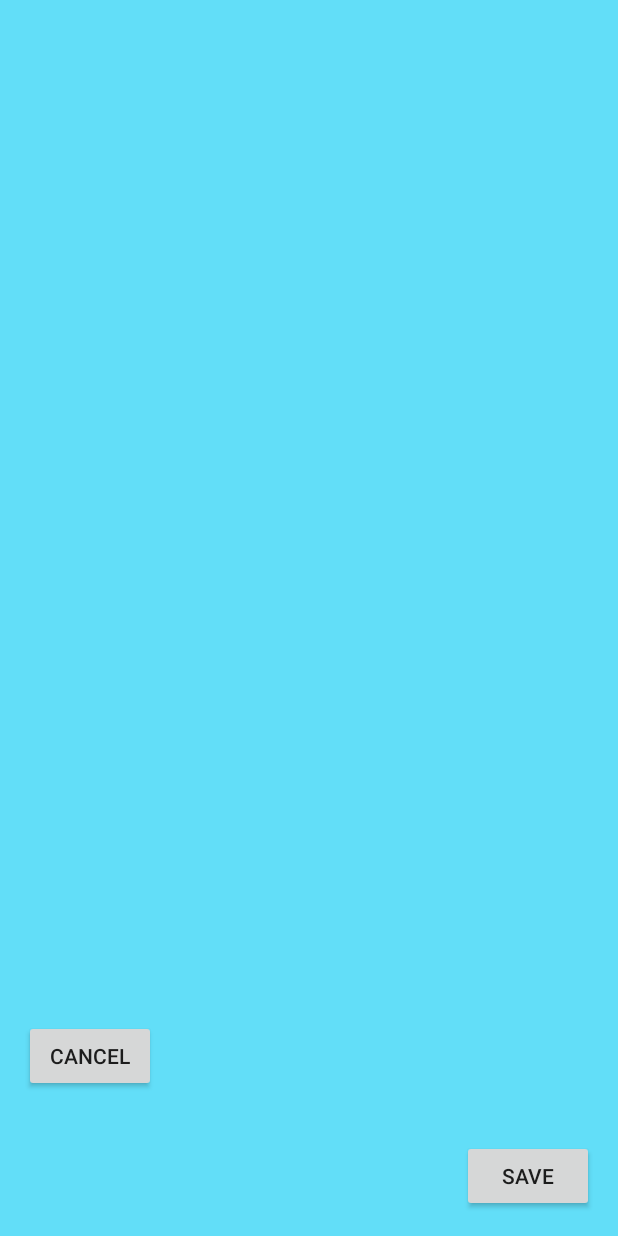
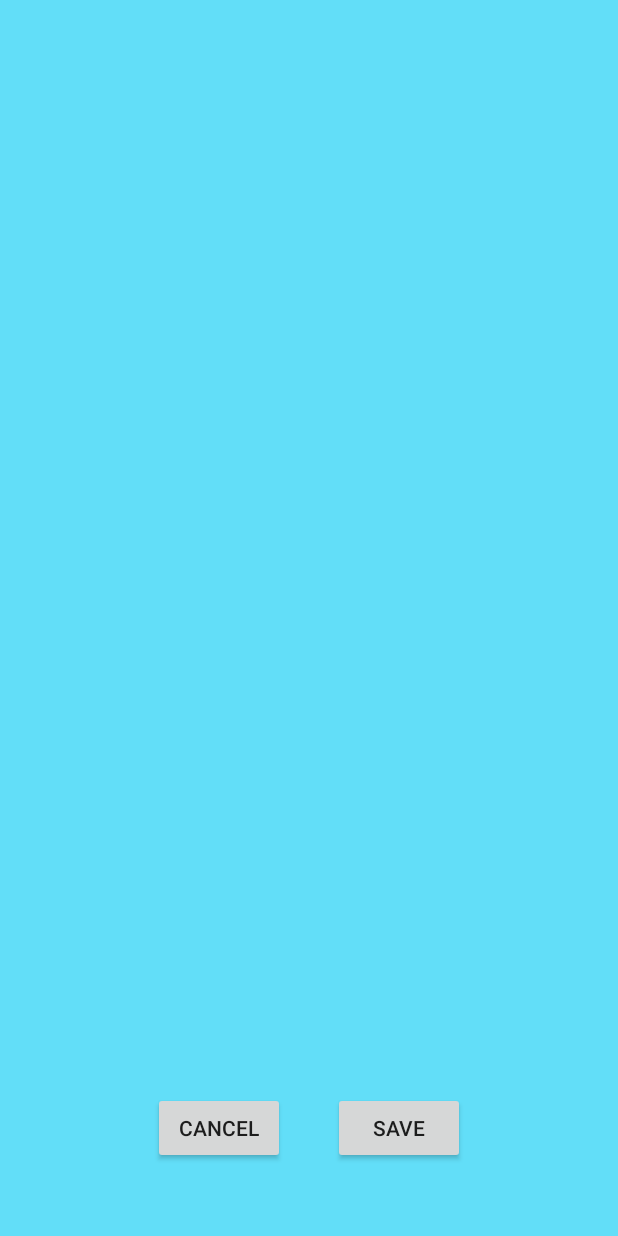
Before and after one commit to EricShanks68/341_proj, an Android app: the layout popwindow.xml on its own in the app's theme, with its tools: preview values and no code run, on a phone screen of 412 x 824 dp. Run offline under Robolectric (Android 15) with nearby library versions, the phone set to English and light mode, and no system bars.

```diff
--- a/app/src/main/res/layout/popwindow.xml
+++ b/app/src/main/res/layout/popwindow.xml
@@ -1,14 +1,25 @@
 <?xml version="1.0" encoding="utf-8"?>
 <RelativeLayout xmlns:android="http://schemas.android.com/apk/res/android"
-    android:layout_width="match_parent" android:layout_height="match_parent"
-    android:background="#62def8">
+    android:layout_width="match_parent"
+    android:layout_height="match_parent"
+    android:background="#62DEF8">
+
+    <LinearLayout
+        android:layout_width="match_parent"
+        android:layout_height="match_parent"
+        android:layout_weight="0"
+        android:gravity="center|bottom"
+        android:orientation="horizontal">
+
+
+    </LinearLayout>
 
     <LinearLayout
         android:layout_width="match_parent"
         android:layout_height="match_parent"
         android:layout_weight="1"
         android:gravity="center|bottom"
-        android:orientation="vertical">
+        android:orientation="horizontal">
 
         <Button
             android:id="@+id/cancelEvent"
```
Also changed, not shown: app/src/main/java/com/example/a341_proj/ui/login/MainActivity.java (+44 -0 lines). Lines whose indentation alone changed are shown as unchanged.
